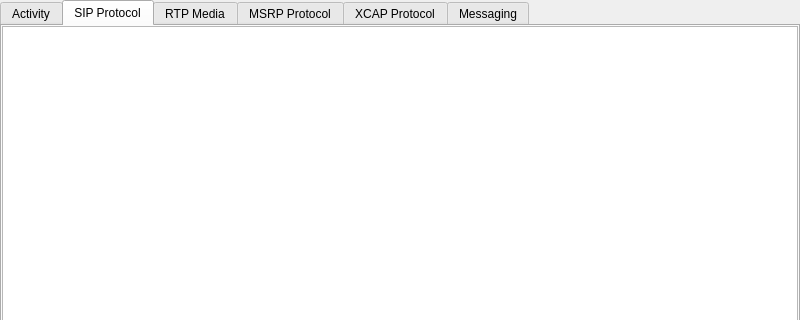
First picture: the form in resources/logs_window.ui, repository AGProjects/blink-qt, before the edit; both pictures show x 0 to 800 and y 0 to 320 of the 800 by 630 pixel window.
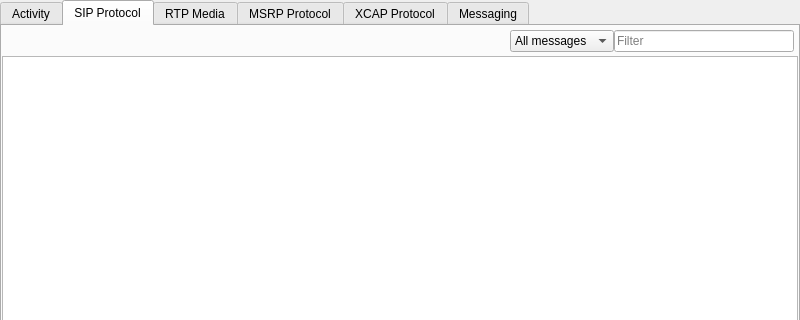
Second picture: the form after the edit. The open tabs and pages were chosen to show the change.

Commit message: Added SIP trace categories and colored synthax

```diff
--- a/resources/logs_window.ui
+++ b/resources/logs_window.ui
@@ -147,6 +147,89 @@
       <property name="bottomMargin">
        <number>0</number>
       </property>
+      <item>
+       <layout class="QHBoxLayout" name="sip_filter_layout">
+        <property name="topMargin">
+         <number>4</number>
+        </property>
+        <property name="rightMargin">
+         <number>4</number>
+        </property>
+        <property name="bottomMargin">
+         <number>4</number>
+        </property>
+        <item>
+         <spacer name="sip_filter_spacer">
+          <property name="orientation">
+           <enum>Qt::Horizontal</enum>
+          </property>
+          <property name="sizeHint" stdset="0">
+           <size>
+            <width>40</width>
+            <height>20</height>
+           </size>
+          </property>
+         </spacer>
+        </item>
+        <item>
+         <widget class="QComboBox" name="sip_category">
+          <item>
+           <property name="text">
+            <string>All messages</string>
+           </property>
+          </item>
+          <item>
+           <property name="text">
+            <string>Sessions</string>
+           </property>
+          </item>
+          <item>
+           <property name="text">
+            <string>Subscriptions</string>
+           </property>
+          </item>
+          <item>
+           <property name="text">
+            <string>Register</string>
+           </property>
+          </item>
+          <item>
+           <property name="text">
+            <string>Messages</string>
+           </property>
+          </item>
+         </widget>
+        </item>
+        <item>
+         <widget class="QLineEdit" name="sip_filter">
+          <property name="sizePolicy">
+           <sizepolicy hsizetype="Fixed" vsizetype="Fixed">
+            <horstretch>0</horstretch>
+            <verstretch>0</verstretch>
+           </sizepolicy>
+          </property>
+          <property name="minimumSize">
+           <size>
+            <width>180</width>
+            <height>0</height>
+           </size>
+          </property>
+          <property name="maximumSize">
+           <size>
+            <width>180</width>
+            <height>16777215</height>
+           </size>
+          </property>
+          <property name="placeholderText">
+           <string>Filter</string>
+          </property>
+          <property name="clearButtonEnabled">
+           <bool>true</bool>
+          </property>
+         </widget>
+        </item>
+       </layout>
+      </item>
       <item>
        <widget class="QPlainTextEdit" name="sip_logs_view">
            <property name="undoRedoEnabled">
```
Left out of the diff: 14 changed lines with no effect on the pictures. The commit also changes 2 other files.
